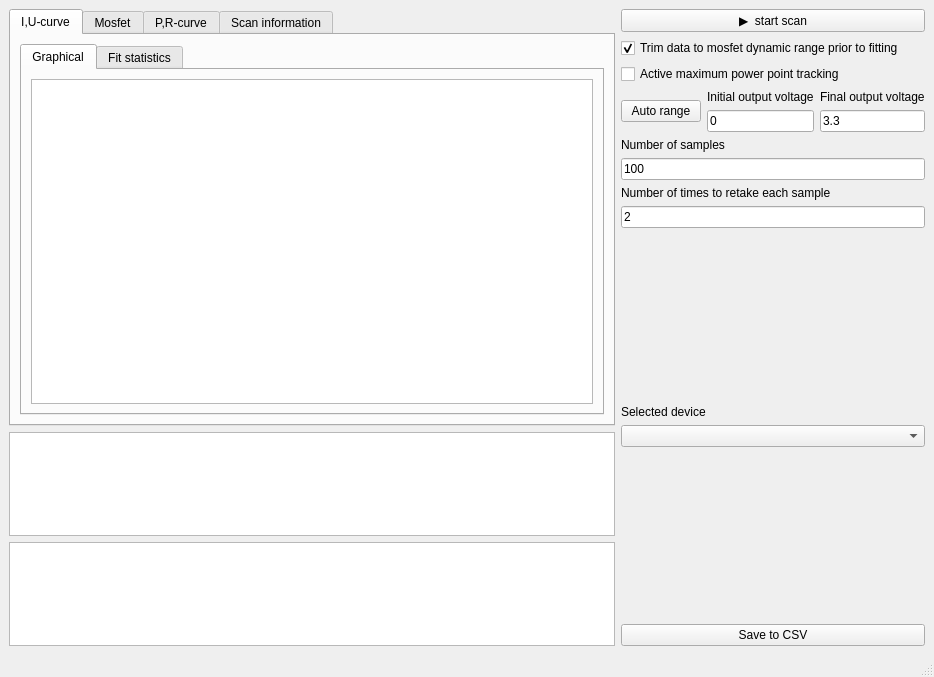
Above: src/pythondaq/views/ui/solarcell.ui from everydayanchovies/solar-cell-experiment-automatisation before the change. Below: the same form after it.
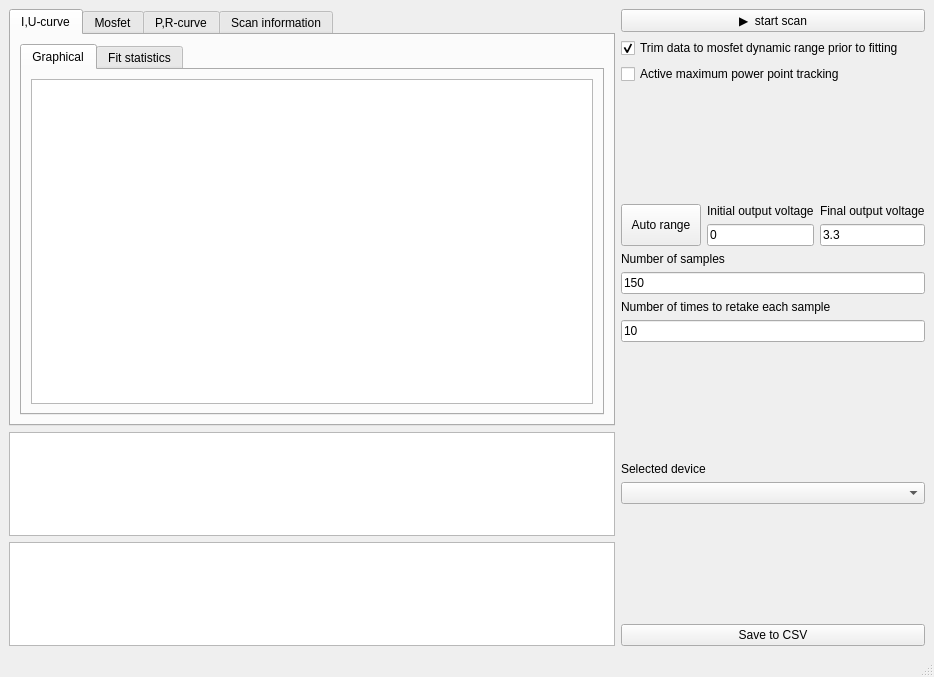
That is the form after the change. Custom widgets are drawn as their Qt base class.

Commit message: fixed power tracking error not being handled

```diff
--- a/src/pythondaq/views/ui/solarcell.ui
+++ b/src/pythondaq/views/ui/solarcell.ui
@@ -124,10 +124,29 @@
           </property>
          </widget>
         </item>
+        <item>
+         <spacer name="verticalSpacer_2">
+          <property name="orientation">
+           <enum>Qt::Vertical</enum>
+          </property>
+          <property name="sizeHint" stdset="0">
+           <size>
+            <width>20</width>
+            <height>40</height>
+           </size>
+          </property>
+         </spacer>
+        </item>
         <item>
          <layout class="QHBoxLayout" name="horizontalLayout_2" stretch="0,0,0,0">
           <item>
            <widget class="QPushButton" name="autorange_btn">
+            <property name="sizePolicy">
+             <sizepolicy hsizetype="Minimum" vsizetype="Preferred">
+              <horstretch>0</horstretch>
+              <verstretch>0</verstretch>
+             </sizepolicy>
+            </property>
             <property name="text">
              <string>Auto range</string>
             </property>
@@ -192,7 +211,7 @@
           <item>
            <widget class="QLineEdit" name="num_samples_ib">
             <property name="text">
-             <string>100</string>
+             <string>150</string>
             </property>
             <property name="maxLength">
              <number>10</number>
@@ -213,7 +232,7 @@
           <item>
            <widget class="QLineEdit" name="repeat_ib">
             <property name="text">
-             <string>2</string>
+             <string>10</string>
             </property>
             <property name="maxLength">
              <number>10</number>
```
The commit also changes 1 other file.
